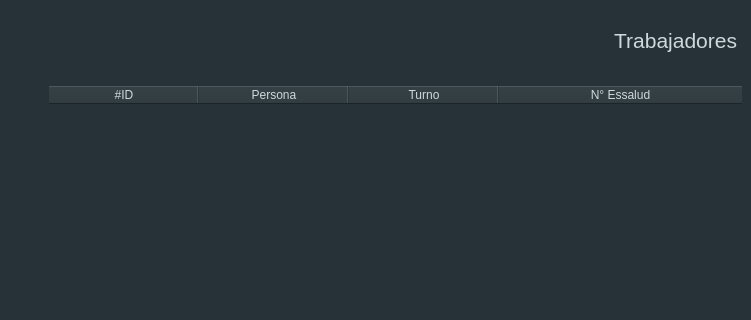
Above: ui/trabajador_frame.ui from hm2206/strong_teeth before the change; both pictures show x 0 to 751 and y 0 to 320 of the 751 by 615 pixel window. Below: the same form after it.
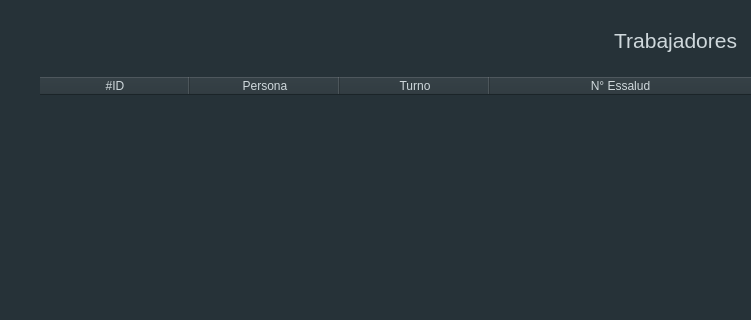
That is the form after the change. Icons and pictures are not drawn.

Commit message: fixbug: append frames

Patch:
```diff
--- a/ui/trabajador_frame.ui
+++ b/ui/trabajador_frame.ui
@@ -127,6 +127,21 @@
       <enum>QFrame::Raised</enum>
      </property>
      <layout class="QVBoxLayout" name="verticalLayout">
+      <property name="spacing">
+       <number>0</number>
+      </property>
+      <property name="leftMargin">
+       <number>0</number>
+      </property>
+      <property name="topMargin">
+       <number>0</number>
+      </property>
+      <property name="rightMargin">
+       <number>0</number>
+      </property>
+      <property name="bottomMargin">
+       <number>0</number>
+      </property>
       <item>
        <widget class="QTableWidget" name="table">
         <property name="enabled">
```
The commit also changes 2 other files.
